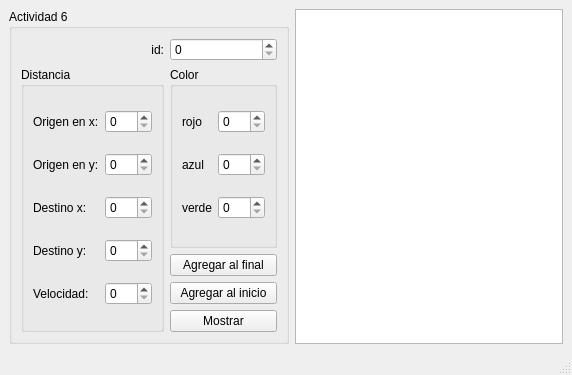
This is mainwindow.ui in x4nemi/Particula as Qt 5 draws it before an edit. The edited form follows.
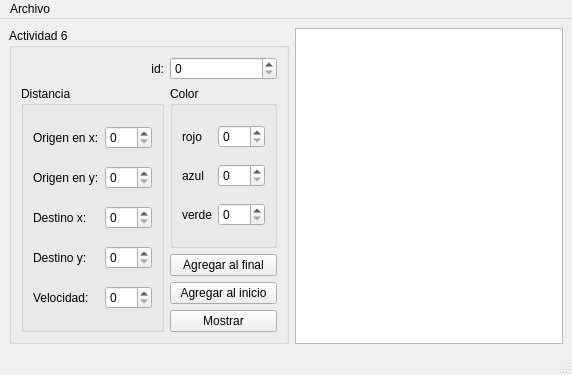
This is the edited form.

```diff
--- a/mainwindow.ui
+++ b/mainwindow.ui
@@ -198,6 +198,14 @@
      <height>26</height>
     </rect>
    </property>
+   <widget class="QMenu" name="menuArchivo">
+    <property name="title">
+     <string>Archivo</string>
+    </property>
+    <addaction name="actionAbrir"/>
+    <addaction name="actionGuardar"/>
+   </widget>
+   <addaction name="menuArchivo"/>
   </widget>
   <widget class="QStatusBar" name="statusbar"/>
  </widget>
```
Left out of the diff: 16 changed lines with no effect on the pictures.
